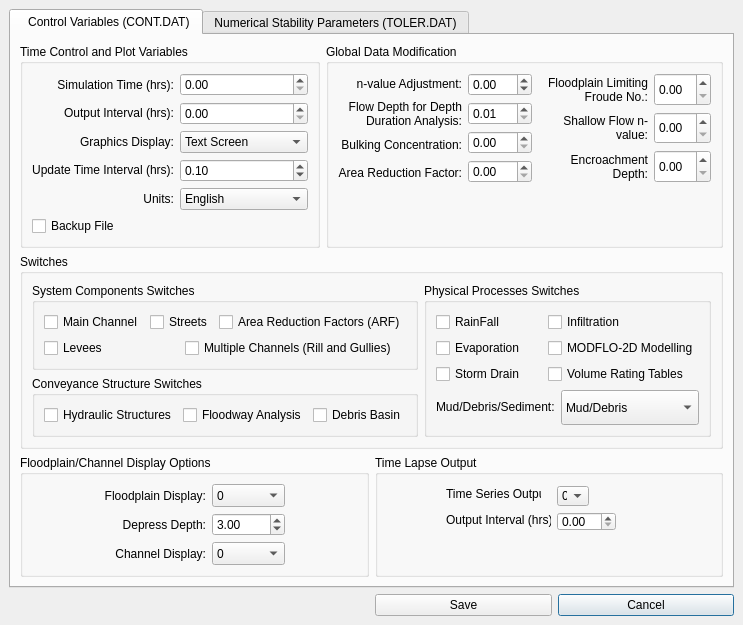
Old version of the form flo2d/ui/cont_toler_jj.ui in the repository FLO-2DSoftware/qgis-flo-2d-plugin.
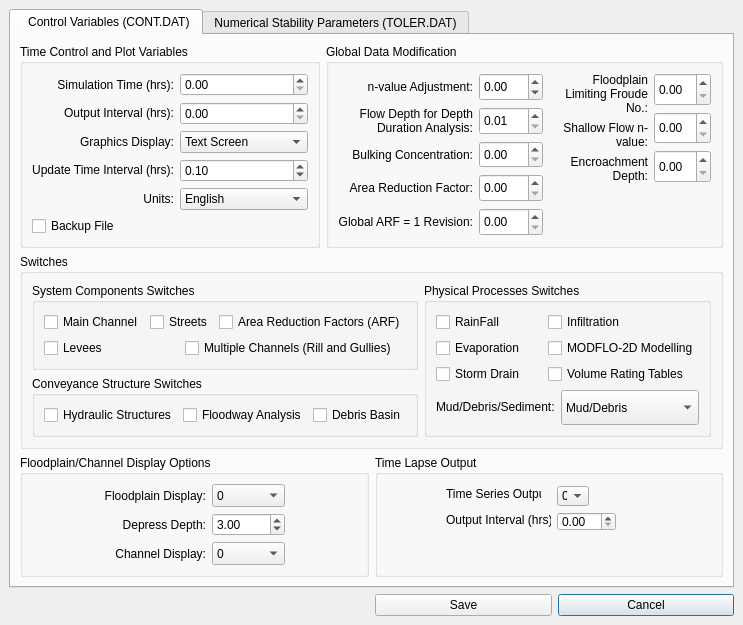
New version of the form.

```diff
--- a/flo2d/ui/cont_toler_jj.ui
+++ b/flo2d/ui/cont_toler_jj.ui
@@ -610,10 +610,12 @@
          <property name="title">
           <string>Global Data Modification</string>
          </property>
-         <layout class="QGridLayout" name="gridLayout">
+         <layout class="QGridLayout" name="gridLayout_19">
+          <item row="0" column="0" rowspan="2" colspan="2">
+           <layout class="QGridLayout" name="gridLayout_17">
           <item row="0" column="0">
-           <layout class="QVBoxLayout" name="verticalLayout_5">
-            <item>
+             <layout class="QGridLayout" name="gridLayout_10">
+              <item row="0" column="0">
              <widget class="QLabel" name="nValueAdjustmentLabel">
               <property name="sizePolicy">
                <sizepolicy hsizetype="Expanding" vsizetype="Expanding">
@@ -632,7 +634,7 @@
               </property>
              </widget>
             </item>
-            <item>
+              <item row="1" column="0">
              <widget class="QLabel" name="flowDepthForDepthDurationLabel">
               <property name="sizePolicy">
                <sizepolicy hsizetype="Expanding" vsizetype="Expanding">
@@ -651,7 +653,7 @@
               </property>
              </widget>
             </item>
-            <item>
+              <item row="2" column="0">
              <widget class="QLabel" name="bulkingConcentrationLabel">
               <property name="sizePolicy">
                <sizepolicy hsizetype="Expanding" vsizetype="Expanding">
@@ -667,7 +669,7 @@
               </property>
              </widget>
             </item>
-            <item>
+              <item row="3" column="0">
              <widget class="QLabel" name="areaReductionFactorLabel">
               <property name="sizePolicy">
                <sizepolicy hsizetype="Expanding" vsizetype="Expanding">
@@ -683,11 +685,27 @@
               </property>
              </widget>
             </item>
+              <item row="4" column="0">
+               <widget class="QLabel" name="globalARF_RevisonLabel">
+                <property name="sizePolicy">
+                 <sizepolicy hsizetype="Expanding" vsizetype="Expanding">
+                  <horstretch>0</horstretch>
+                  <verstretch>0</verstretch>
+                 </sizepolicy>
+                </property>
+                <property name="text">
+                 <string>Global ARF = 1 Revision:</string>
+                </property>
+                <property name="alignment">
+                 <set>Qt::AlignRight|Qt::AlignTrailing|Qt::AlignVCenter</set>
+                </property>
+               </widget>
+              </item>
            </layout>
           </item>
           <item row="0" column="1">
-           <layout class="QVBoxLayout" name="verticalLayout_4">
-            <item>
+             <layout class="QGridLayout" name="gridLayout">
+              <item row="0" column="0">
              <widget class="QDoubleSpinBox" name="AMANN">
               <property name="sizePolicy">
                <sizepolicy hsizetype="Expanding" vsizetype="Expanding">
@@ -712,7 +730,7 @@
               </property>
              </widget>
             </item>
-            <item>
+              <item row="1" column="0">
              <widget class="QDoubleSpinBox" name="DEPTHDUR">
               <property name="sizePolicy">
                <sizepolicy hsizetype="Expanding" vsizetype="Expanding">
@@ -734,7 +752,7 @@
               </property>
              </widget>
             </item>
-            <item>
+              <item row="2" column="0">
              <widget class="QDoubleSpinBox" name="XCONC">
               <property name="sizePolicy">
                <sizepolicy hsizetype="Expanding" vsizetype="Expanding">
@@ -750,7 +768,7 @@
               </property>
              </widget>
             </item>
-            <item>
+              <item row="3" column="0">
              <widget class="QDoubleSpinBox" name="XARF">
               <property name="sizePolicy">
                <sizepolicy hsizetype="Expanding" vsizetype="Expanding">
@@ -772,9 +790,35 @@
               </property>
              </widget>
             </item>
+              <item row="4" column="0">
+               <widget class="QDoubleSpinBox" name="IARFBLOCKMOD">
+                <property name="sizePolicy">
+                 <sizepolicy hsizetype="Expanding" vsizetype="Expanding">
+                  <horstretch>0</horstretch>
+                  <verstretch>0</verstretch>
+                 </sizepolicy>
+                </property>
+                <property name="toolTip">
+                 <string>IARFBLOCKMOD</string>
+                </property>
+                <property name="decimals">
+                 <number>2</number>
+                </property>
+                <property name="maximum">
+                 <double>1.000000000000000</double>
+                </property>
+                <property name="singleStep">
+                 <double>0.100000000000000</double>
+                </property>
+               </widget>
+              </item>
+             </layout>
+            </item>
            </layout>
           </item>
           <item row="0" column="2">
+           <layout class="QGridLayout" name="gridLayout_18">
+            <item row="0" column="0">
            <layout class="QVBoxLayout" name="verticalLayout_6">
             <item>
              <widget class="QLabel" name="floodplainLimitingFroudeNoLabel">
@@ -890,7 +934,9 @@
             </item>
            </layout>
           </item>
-          <item row="1" column="0" colspan="4">
+           </layout>
+          </item>
+          <item row="1" column="1" colspan="2">
            <spacer name="verticalSpacer">
             <property name="orientation">
              <enum>Qt::Vertical</enum>
```
Left out of the diff: 2 changed lines with no effect on the pictures. Lines whose indentation alone changed are shown as unchanged.
